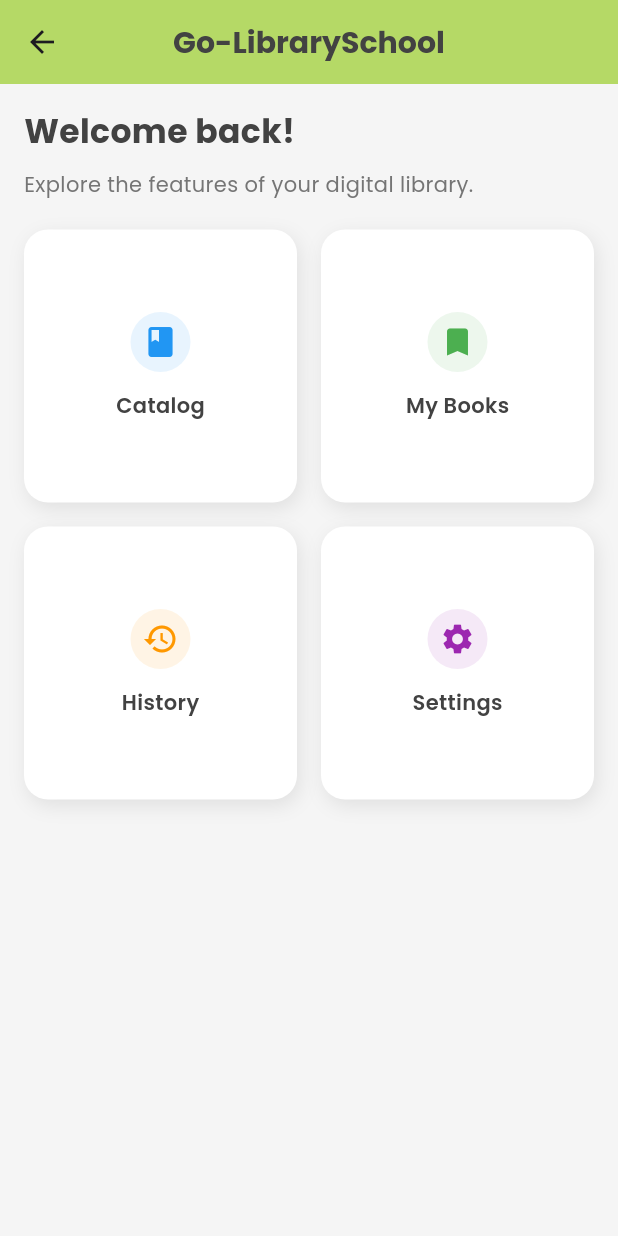
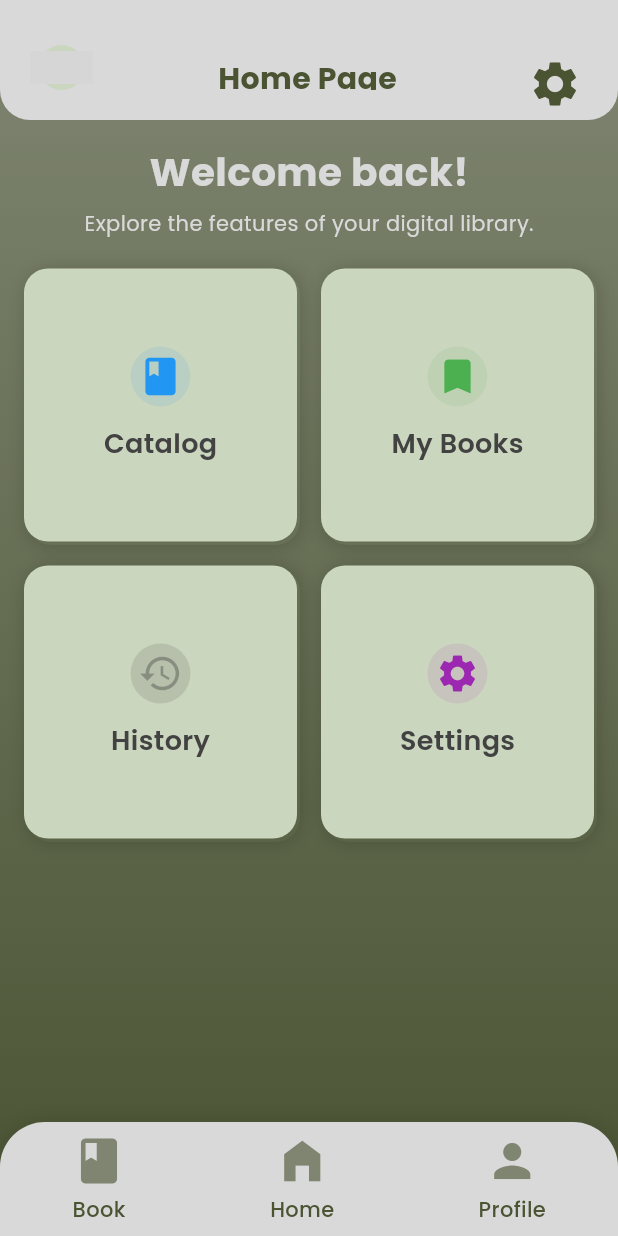
Before and after one commit to adityamaulanazidqy/libraryschool-app, a Flutter app: the HomePage screen opened directly, on a phone screen of 412 x 824 dp. Run offline on Flutter 3.47's test engine with Material 3 defaults, Android fonts, the phone set to English and light mode, and no system bars; our stand-ins replace fluttertoast, font_awesome_flutter, google_fonts; network calls fail; grey boxes are pictures that could not be loaded.

Commit message:
Modification UI Home Screen and repair button navigation home and setting

```diff
--- a/lib/screens/book_screens/setting_screen.dart
+++ b/lib/screens/book_screens/setting_screen.dart
@@ -1,6 +1,7 @@
 import 'package:flutter/material.dart';
 import 'package:font_awesome_flutter/font_awesome_flutter.dart';
 import 'package:google_fonts/google_fonts.dart';
+import 'package:libraryschool_aplication/screens/home_screen.dart';
 
 class SettingPage extends StatefulWidget {
   const SettingPage({super.key});
@@ -55,7 +56,9 @@ class _SettingPageState extends State<SettingPage> {
                 crossAxisAlignment: CrossAxisAlignment.center,
                 children: <Widget>[
                   IconButton(
-                    onPressed: () {},
+                    onPressed: () {
+                      Navigator.pop(context);
+                    },
                     icon: FaIcon(
                       FontAwesomeIcons.angleLeft,
                       size: 36,
@@ -232,9 +235,9 @@ class _SettingPageState extends State<SettingPage> {
           child: Row(
             mainAxisAlignment: MainAxisAlignment.spaceAround,
             children: <Widget>[
-              _buildNavItem(Icons.book, "Book"),
-              _buildNavItem(Icons.home_filled, "Home"),
-              _buildNavItem(Icons.person, "Profile"),
+              _buildNavItem(Icons.book, "Book", context),
+              _buildNavItem(Icons.home_filled, "Home", context),
+              _buildNavItem(Icons.person, "Profile", context),
             ],
           ),
         ),
@@ -355,9 +358,19 @@ class _SettingPageState extends State<SettingPage> {
     );
   }
 
-  Widget _buildNavItem(IconData icon, String label) {
+  Widget _buildNavItem(IconData icon, String label, BuildContext context) {
     return Column(
       mainAxisAlignment: MainAxisAlignment.center,
+      children: <Widget>[
+        GestureDetector(
+          onTap: () {
+            if (label == "Profile") {
+              Navigator.push(context, MaterialPageRoute(builder: (context) => SettingPage()));
+            }else if (label == "Home"){
+              Navigator.push(context, MaterialPageRoute(builder: (context) => HomePage()));
+            }
+          },
+          child: Column(
             children: <Widget>[
               Icon(icon, color: Color(0xFF7F8571), size: 36),
               SizedBox(height: 4),
@@ -370,6 +383,9 @@ class _SettingPageState extends State<SettingPage> {
                 ),
               ),
             ],
+          ),
+        )
+      ],
     );
   }
 }
--- a/lib/screens/home_screen.dart
+++ b/lib/screens/home_screen.dart
@@ -1,4 +1,5 @@
 import 'package:flutter/material.dart';
+import 'package:font_awesome_flutter/font_awesome_flutter.dart';
 import 'package:google_fonts/google_fonts.dart';
 import 'package:libraryschool_aplication/screens/book_screens/setting_screen.dart';
 
@@ -7,40 +8,96 @@ class HomePage extends StatelessWidget {
 
   @override
   Widget build(BuildContext context) {
-    return Scaffold(
-      backgroundColor: Colors.grey[100],
-      appBar: AppBar(
-        backgroundColor: Color(0xFFB5D966),
-        elevation: 0,
-        title: Text(
-          "Go-LibrarySchool",
+    return Container(
+      decoration: BoxDecoration(
+        gradient: LinearGradient(
+          colors: [Color(0xFF7F8571), Color(0xFF4A5433)],
+          begin: Alignment.topCenter,
+          end: Alignment.bottomCenter,
+        ),
+      ),
+      child: Scaffold(
+        backgroundColor: Colors.transparent,
+        appBar: PreferredSize(
+          preferredSize: Size.fromHeight(80),
+          child: Container(
+            height: 100,
+            decoration: BoxDecoration(
+              color: Color(0xFFD9D9D9),
+              borderRadius: BorderRadius.vertical(bottom: Radius.circular(20)),
+            ),
+            padding: EdgeInsets.symmetric(horizontal: 16, vertical: 20),
+            child: Container(
+              margin: EdgeInsets.only(top: 10),
+              child: Row(
+                mainAxisAlignment: MainAxisAlignment.spaceBetween,
+                crossAxisAlignment: CrossAxisAlignment.center,
+                children: <Widget>[
+                  Container(
+                    height: 50,
+                    width: 50,
+                    decoration: BoxDecoration(
+                      color: Color(0xFFD9D9D9),
+                      shape: BoxShape.circle,
+                      border: Border.all(
+                        color: Color(0xFFCBD6BE),
+                        width: 4,
+                      ),
+                    ),
+                    child: ClipOval(
+                      child: Image.network(
+                        'https://i.pinimg.com/474x/6c/70/8a/6c708a78bfe268ed1e9af5720f952cd2.jpg',
+                        fit: BoxFit.cover,
+                      ),
+                    ),
+                  ),
+                  Container(
+                    margin: EdgeInsets.only(top: 8),
+                    child: Text(
+                      "Home Page",
                       style: GoogleFonts.poppins(
+                        color: Color(0xFF4A5433),
                         fontSize: 20,
                         fontWeight: FontWeight.bold,
-            color: Colors.grey[800],
                       ),
                     ),
-        centerTitle: true,
+                  ),
+                  IconButton(
+                    onPressed: () {},
+                    icon: Icon(Icons.settings),
+                    iconSize: 36,
+                    color: Color(0xFF4A5433),
+                  ),
+                ],
+              ),
+            ),
+          ),
         ),
         body: Padding(
           padding: const EdgeInsets.all(16.0),
           child: Column(
             crossAxisAlignment: CrossAxisAlignment.start,
             children: [
+              Center(
+                child: Column(
+                  children: <Widget>[
                     Text(
                       'Welcome back!',
                       style: GoogleFonts.poppins(
-                fontSize: 22,
+                        fontSize: 26,
                         fontWeight: FontWeight.bold,
-                color: Colors.grey[800],
+                        color: Color(0xFFD9D9D9),
                       ),
                     ),
-            SizedBox(height: 10),
+                    SizedBox(height: 6),
                     Text(
                       'Explore the features of your digital library.',
-              style: GoogleFonts.poppins(fontSize: 14, color: Colors.grey[600]),
+                      style: GoogleFonts.poppins(fontSize: 14, color: Color(0xFFD9D9D9)),
                     ),
                     SizedBox(height: 20),
+                  ],
+                ),
+              ),
 
               // Card Grid Menu
               Expanded(
@@ -62,7 +119,7 @@ class HomePage extends StatelessWidget {
                     _buildMenuCard(
                         icon: Icons.history,
                         title: 'History',
-                      color: Colors.orange,
+                        color: Colors.black26,
                         onTap: () {}),
                     _buildMenuCard(
                         icon: Icons.settings,
@@ -75,6 +132,29 @@ class HomePage extends StatelessWidget {
                 ),
               ),
             ],
+          ),
+        ),
+        bottomNavigationBar: Container(
+          height: 76,
+          decoration: BoxDecoration(
+            color: Color(0xFFD9D9D9),
+            borderRadius: BorderRadius.vertical(top: Radius.circular(30)),
+            boxShadow: [
+              BoxShadow(
+                color: Colors.black.withOpacity(0.1),
+                blurRadius: 10,
+                spreadRadius: 2,
+              )
+            ],
+          ),
+          child: Row(
+            mainAxisAlignment: MainAxisAlignment.spaceAround,
+            children: <Widget>[
+              _buildNavItem(Icons.book, "Book", context),
+              _buildNavItem(Icons.home_filled, "Home",context),
+              _buildNavItem(Icons.person, "Profile",context),
+            ],
+          ),
         ),
       ),
     );
@@ -90,13 +170,14 @@ class HomePage extends StatelessWidget {
       onTap: onTap,
       child: Container(
         decoration: BoxDecoration(
-          color: Colors.white,
+          color: Color(0xFFCBD6BE),
           borderRadius: BorderRadius.circular(16),
           boxShadow: [
             BoxShadow(
-              color: Colors.grey.shade300,
+              color: Colors.black.withOpacity(0.2),
               blurRadius: 10,
-              offset: Offset(2, 4),
+              blurStyle: BlurStyle.outer,
+              offset: Offset(2, 2),
             ),
           ],
         ),
@@ -106,13 +187,13 @@ class HomePage extends StatelessWidget {
           children: [
             CircleAvatar(
               backgroundColor: color.withOpacity(0.1),
-              child: Icon(icon, color: color),
+              child: Icon(icon, color: color, size: 30,),
             ),
             SizedBox(height: 12),
             Text(
               title,
               style: GoogleFonts.poppins(
-                fontSize: 14,
+                fontSize: 18,
                 fontWeight: FontWeight.w600,
                 color: Colors.grey[800],
               ),
@@ -122,4 +203,35 @@ class HomePage extends StatelessWidget {
       ),
     );
   }
+
+  Widget _buildNavItem(IconData icon, String label, BuildContext context) {
+    return Column(
+      mainAxisAlignment: MainAxisAlignment.center,
+      children: <Widget>[
+        GestureDetector(
+          onTap: () {
+            if (label == "Profile") {
+              Navigator.push(context, MaterialPageRoute(builder: (context) => SettingPage()));
+            }else if (label == "Home"){
+              Navigator.push(context, MaterialPageRoute(builder: (context) => HomePage()));
             }
+          },
+          child: Column(
+            children: <Widget>[
+              Icon(icon, color: Color(0xFF7F8571), size: 36),
+              SizedBox(height: 4),
+              Text(
+                label,
+                style: GoogleFonts.poppins(
+                  fontSize: 14,
+                  color: Color(0xFF4A5433),
+                  fontWeight: FontWeight.w500,
+                ),
+              ),
+            ],
+          ),
+        )
+      ],
+    );
+  }
+}
```
Lines whose indentation alone changed are shown as unchanged.
